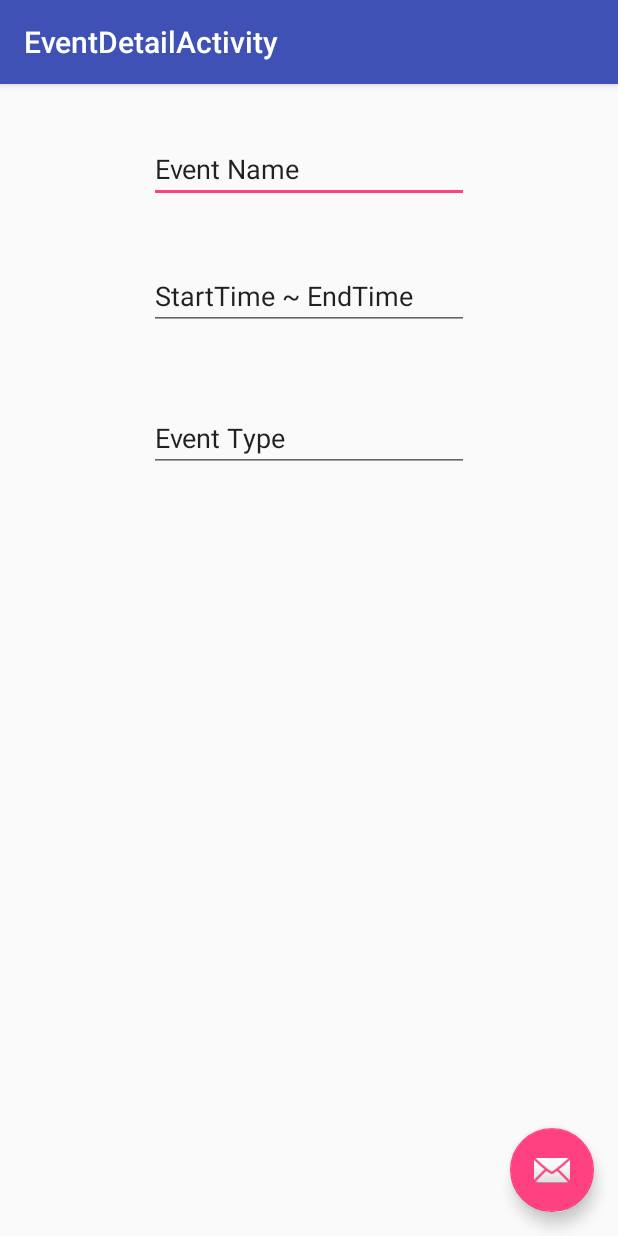
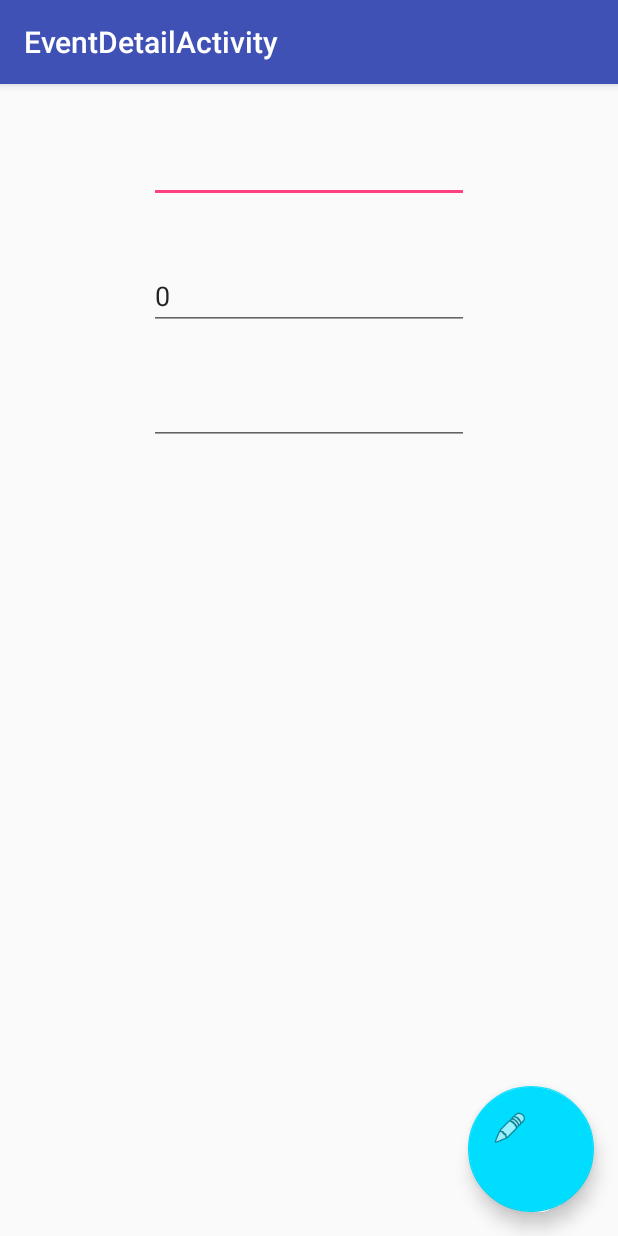
Before and after one commit to duckat/Sketchu, an Android app: the EventDetailActivity screen opened directly, with no data from a screen before it, on a phone screen of 412 x 824 dp. Run offline under Robolectric (Android 15) with nearby library versions, the phone set to English and light mode, and no system bars; 3 statements that could not run were skipped.

Commit message:
Added Event detail activity

```diff
--- a/app/src/main/java/com/honeybin/sketchu/EventDetailActivity.java
+++ b/app/src/main/java/com/honeybin/sketchu/EventDetailActivity.java
@@ -1,11 +1,16 @@
 package com.honeybin.sketchu;
 
+import android.content.Intent;
 import android.os.Bundle;
 import android.support.design.widget.FloatingActionButton;
 import android.support.design.widget.Snackbar;
 import android.support.v7.app.AppCompatActivity;
 import android.support.v7.widget.Toolbar;
+import android.text.Editable;
 import android.view.View;
+import android.widget.EditText;
+import android.widget.TextView;
+import android.widget.Toast;
 
 public class EventDetailActivity extends AppCompatActivity {
 
@@ -16,12 +21,29 @@ public class EventDetailActivity extends AppCompatActivity {
         Toolbar toolbar = (Toolbar) findViewById(R.id.toolbar);
         setSupportActionBar(toolbar);
 
+        Intent i = getIntent();
+        String name = i.getExtras().getString("name");
+        int duration = i.getExtras().getInt("duration");
+        String detail = i.getExtras().getString("detail");
+
+        final EditText nameEditText = (EditText) findViewById(R.id.editText);
+        EditText durationEditText = (EditText) findViewById(R.id.editText2);
+        EditText detailEditText = (EditText) findViewById(R.id.editText3);
+        nameEditText.setText(name, EditText.BufferType.EDITABLE);
+        durationEditText.setText(duration + "", EditText.BufferType.EDITABLE);
+        detailEditText.setText(detail, EditText.BufferType.EDITABLE);
+
+
         FloatingActionButton fab = (FloatingActionButton) findViewById(R.id.fab);
         fab.setOnClickListener(new View.OnClickListener() {
             @Override
             public void onClick(View view) {
-                Snackbar.make(view, "Replace with your own action", Snackbar.LENGTH_LONG)
-                        .setAction("Action", null).show();
+//                Snackbar.make(view, "Replace with your own action", Snackbar.LENGTH_LONG)
+//                        .setAction("Action", null).show();
+                Editable test = nameEditText.getText();
+                Toast.makeText(getBaseContext(), test, Toast.LENGTH_SHORT).show();
+//                Toast.makeText(getBaseContext(), "Successfully updated!", Toast.LENGTH_SHORT).show();
+                finish();
             }
         });
     }
--- a/app/src/main/res/layout/activity_event_detail.xml
+++ b/app/src/main/res/layout/activity_event_detail.xml
@@ -25,10 +25,13 @@
 
     <android.support.design.widget.FloatingActionButton
         android:id="@+id/fab"
-        android:layout_width="wrap_content"
-        android:layout_height="wrap_content"
+        android:layout_width="84dp"
+        android:layout_height="89dp"
         android:layout_gravity="bottom|end"
         android:layout_margin="@dimen/fab_margin"
-        app:srcCompat="@android:drawable/ic_dialog_email" />
+        app:srcCompat="@android:drawable/ic_menu_edit"
+        app:rippleColor="@android:color/holo_blue_light"
+        app:backgroundTint="@android:color/holo_blue_bright"
+        app:elevation="7dp" />
 
 </android.support.design.widget.CoordinatorLayout>
--- a/app/src/main/res/layout/content_event_detail.xml
+++ b/app/src/main/res/layout/content_event_detail.xml
@@ -22,13 +22,14 @@
         android:layout_alignParentTop="true"
         android:layout_centerHorizontal="true"
         android:layout_marginTop="18dp"
-        android:id="@+id/editText" />
+        android:id="@+id/editText"
+        style="@android:style/Widget.AutoCompleteTextView" />
 
     <EditText
         android:layout_width="wrap_content"
         android:layout_height="wrap_content"
         android:inputType="textPersonName"
-        android:text="StartTime ~ EndTime"
+        android:text="Duration in mins"
         android:ems="10"
         android:layout_below="@+id/editText"
         android:layout_alignLeft="@+id/editText"
@@ -40,10 +41,12 @@
         android:layout_width="wrap_content"
         android:layout_height="wrap_content"
         android:inputType="textPersonName"
-        android:text="Event Type"
+        android:text="Event detail"
         android:ems="10"
+        android:layout_marginTop="31dp"
+        android:id="@+id/editText3"
         android:layout_below="@+id/editText2"
-        android:layout_centerHorizontal="true"
-        android:layout_marginTop="49dp"
-        android:id="@+id/editText3" />
+        android:layout_alignLeft="@+id/editText2"
+        android:layout_alignStart="@+id/editText2" />
+
 </RelativeLayout>
```
Also changed, not shown: app/src/main/java/com/honeybin/sketchu/EventListActivity.java (+7 -3 lines).
